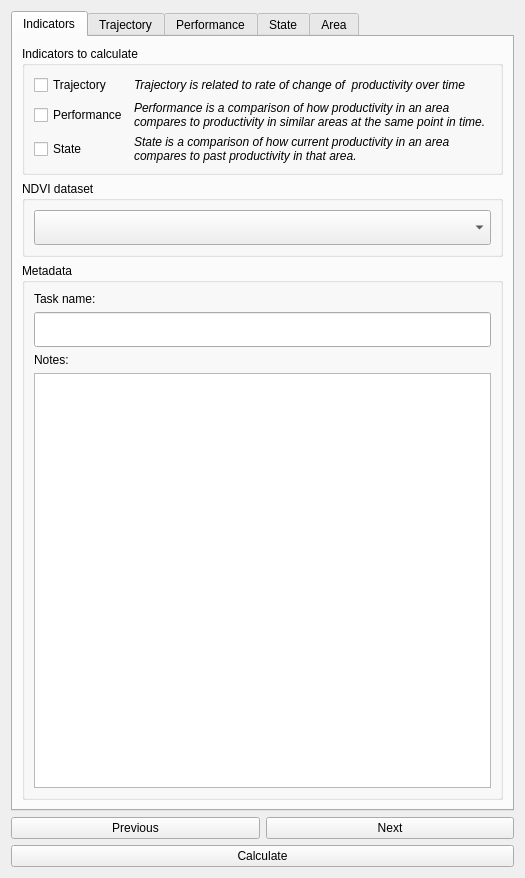
Before: the Qt Designer form LDMP/gui/DlgCalculateProd.ui in ConservationInternational/trends.earth, drawn with Qt 5.
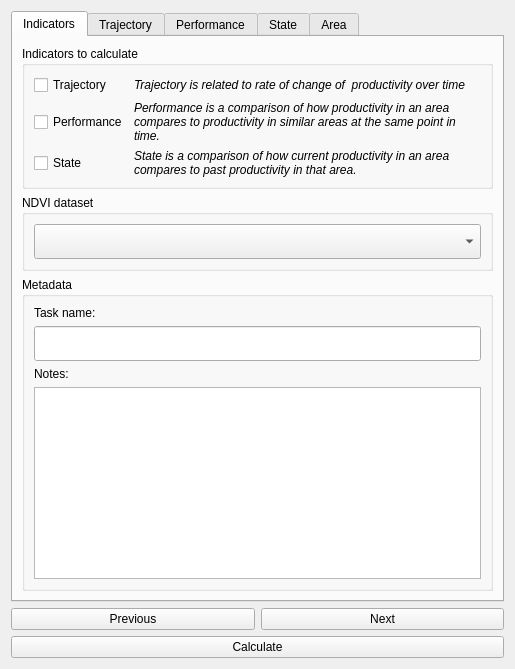
After: the same form once the commit is applied.

Commit message: Fix errors with calculate_lc.

```diff
--- a/LDMP/gui/DlgCalculateProd.ui
+++ b/LDMP/gui/DlgCalculateProd.ui
@@ -6,8 +6,8 @@
    <rect>
     <x>0</x>
     <y>0</y>
-    <width>525</width>
-    <height>878</height>
+    <width>515</width>
+    <height>669</height>
    </rect>
   </property>
   <property name="sizePolicy">
@@ -195,12 +195,24 @@
           </item>
           <item>
            <widget class="QTextEdit" name="task_notes">
+            <property name="sizePolicy">
+             <sizepolicy hsizetype="Expanding" vsizetype="Expanding">
+              <horstretch>0</horstretch>
+              <verstretch>0</verstretch>
+             </sizepolicy>
+            </property>
             <property name="minimumSize">
              <size>
               <width>0</width>
               <height>0</height>
              </size>
             </property>
+            <property name="maximumSize">
+             <size>
+              <width>16777215</width>
+              <height>16777215</height>
+             </size>
+            </property>
            </widget>
           </item>
          </layout>
```
The commit also changes 2 other files.
